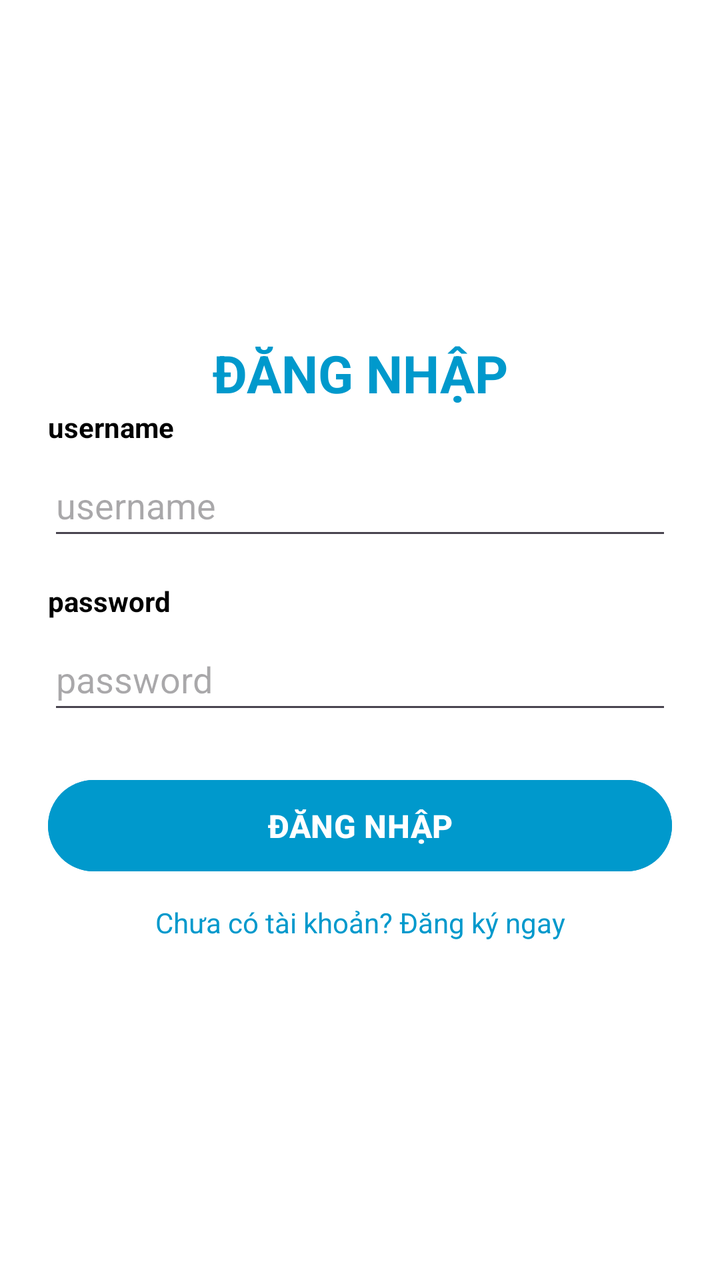
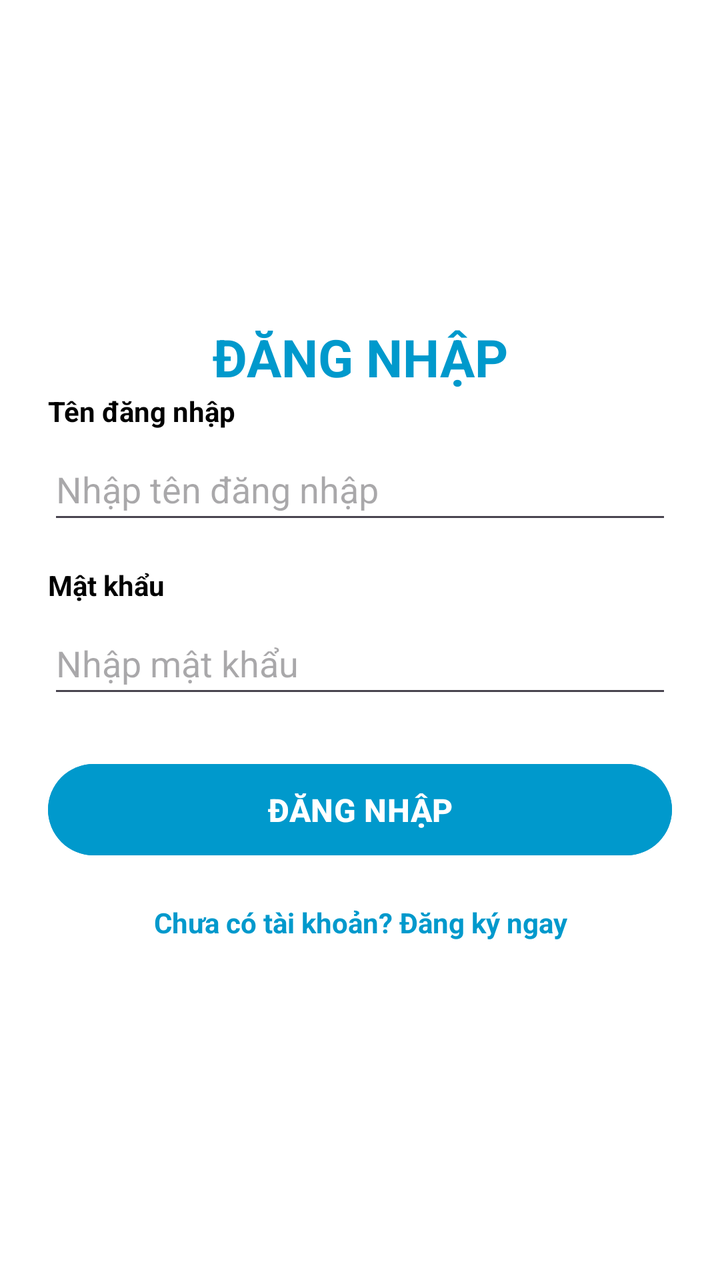

Two renders of the same Android screen: before a commit and after it. Below are the layout's source before the change and the commit's diff.
<!-- AndroidManifest.xml: application theme Theme.MyApplication -->
<!-- res/layout/activity_dang_nhap.xml -->
<?xml version="1.0" encoding="utf-8"?>
<LinearLayout xmlns:android="http://schemas.android.com/apk/res/android"
    android:id="@+id/main"
    android:layout_width="match_parent"
    android:layout_height="match_parent"
    android:background="@android:color/white"
    android:gravity="center_vertical"
    android:orientation="vertical"
    android:padding="24dp">

    <TextView
        android:layout_width="match_parent"
        android:layout_height="wrap_content"
        android:text="ĐĂNG NHẬP"
        android:gravity="center"
        android:textColor="@android:color/holo_blue_dark"
        android:textSize="26sp"
        android:textStyle="bold" >
    </TextView>

    <TextView
        android:layout_width="wrap_content"
        android:layout_height="wrap_content"
        android:layout_marginBottom="4dp"
        android:text="username"
        android:textColor="@android:color/black"
        android:textSize="14sp"
        android:textStyle="bold" />

    <EditText
        android:id="@+id/username"
        android:layout_width="match_parent"
        android:layout_height="wrap_content"
        android:layout_marginBottom="16dp"
        android:hint="username"
        android:inputType="textPersonName"
        android:minHeight="48dp" />

    <TextView
        android:layout_width="wrap_content"
        android:layout_height="wrap_content"
        android:layout_marginBottom="4dp"
        android:text="password"
        android:textColor="@android:color/black"
        android:textSize="14sp"
        android:textStyle="bold" />

    <EditText
        android:id="@+id/password"
        android:layout_width="match_parent"
        android:layout_height="wrap_content"
        android:layout_marginBottom="24dp"
        android:hint="password"
        android:inputType="textPassword"
        android:minHeight="48dp" />

    <Button
        android:id="@+id/btn_log_in"
        android:layout_width="match_parent"
        android:layout_height="wrap_content"
        android:backgroundTint="@android:color/holo_blue_dark"
        android:padding="12dp"
        android:text="ĐĂNG NHẬP"
        android:textColor="@android:color/white"
        android:textSize="16sp"
        android:textStyle="bold" />

    <TextView
        android:layout_width="match_parent"
        android:layout_height="wrap_content"
        android:gravity="center"
        android:layout_marginTop="12dp"
        android:text="Chưa có tài khoản? Đăng ký ngay"
        android:textColor="@android:color/holo_blue_dark"
        />

</LinearLayout>
<!-- resources referenced by this layout -->
<resources>
  <style name="Theme.MyApplication" parent="Base.Theme.MyApplication" />
  <style name="Base.Theme.MyApplication" parent="Theme.Material3.DayNight.NoActionBar">
          
          
      </style>
</resources>

<!-- the commit's change to res/layout/activity_dang_nhap.xml (unified diff, before → after) -->
@@ -11,18 +11,17 @@
     <TextView
         android:layout_width="match_parent"
         android:layout_height="wrap_content"
+        android:gravity="center"
         android:text="ĐĂNG NHẬP"
-        android:gravity="center"
         android:textColor="@android:color/holo_blue_dark"
         android:textSize="26sp"
-        android:textStyle="bold" >
-    </TextView>
+        android:textStyle="bold" />
 
     <TextView
         android:layout_width="wrap_content"
         android:layout_height="wrap_content"
         android:layout_marginBottom="4dp"
-        android:text="username"
+        android:text="Tên đăng nhập"
         android:textColor="@android:color/black"
         android:textSize="14sp"
         android:textStyle="bold" />
@@ -32,7 +31,7 @@
         android:layout_width="match_parent"
         android:layout_height="wrap_content"
         android:layout_marginBottom="16dp"
-        android:hint="username"
+        android:hint="Nhập tên đăng nhập"
         android:inputType="textPersonName"
         android:minHeight="48dp" />
 
@@ -40,7 +39,7 @@
         android:layout_width="wrap_content"
         android:layout_height="wrap_content"
         android:layout_marginBottom="4dp"
-        android:text="password"
+        android:text="Mật khẩu"
         android:textColor="@android:color/black"
         android:textSize="14sp"
         android:textStyle="bold" />
@@ -50,7 +49,7 @@
         android:layout_width="match_parent"
         android:layout_height="wrap_content"
         android:layout_marginBottom="24dp"
-        android:hint="password"
+        android:hint="Nhập mật khẩu"
         android:inputType="textPassword"
         android:minHeight="48dp" />
 
@@ -66,12 +65,14 @@
         android:textStyle="bold" />
 
     <TextView
+        android:id="@+id/tv_go_to_register"
         android:layout_width="match_parent"
         android:layout_height="wrap_content"
+        android:layout_marginTop="12dp"
         android:gravity="center"
-        android:layout_marginTop="12dp"
+        android:padding="8dp"
         android:text="Chưa có tài khoản? Đăng ký ngay"
         android:textColor="@android:color/holo_blue_dark"
-        />
+        android:textStyle="bold" />
 
 </LinearLayout>
